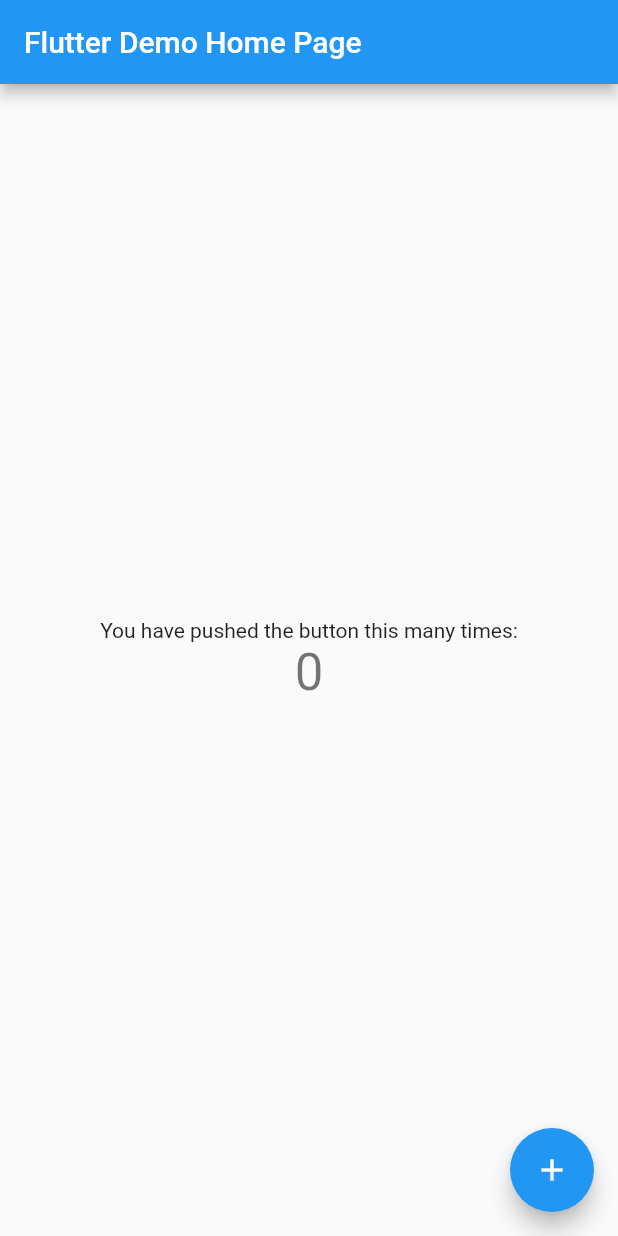
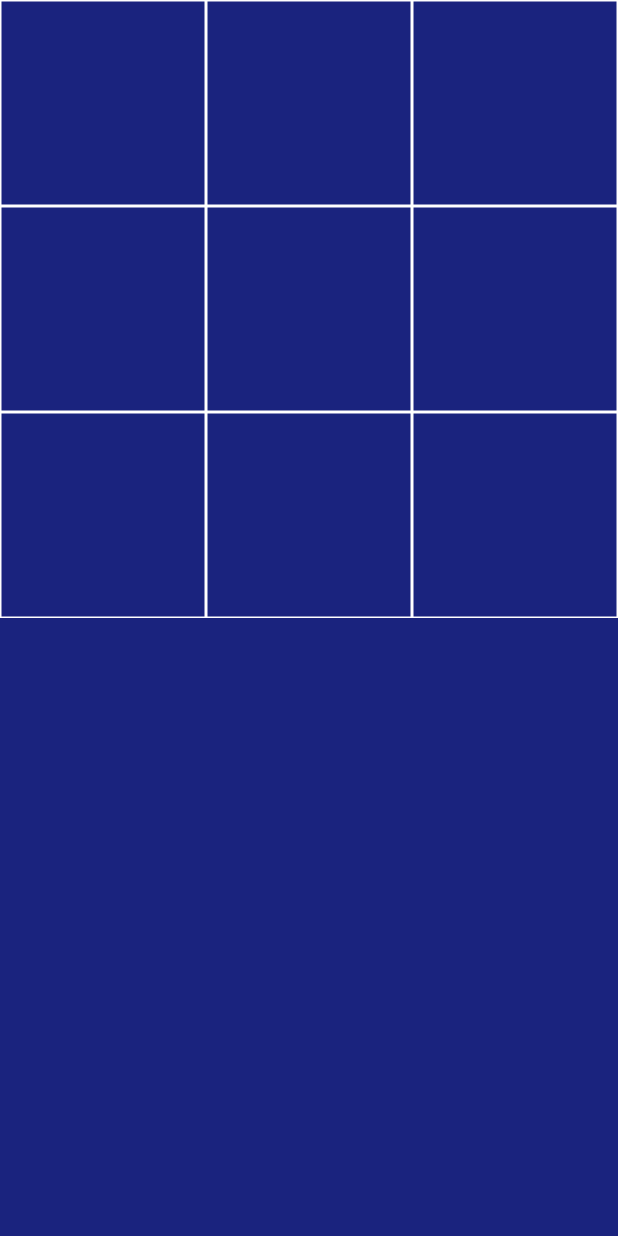
Before and after one commit to gustavsr1994/modify_tictactoe, a Flutter app: the screen it shows after launch, on a phone screen of 412 x 824 dp. Run offline on Flutter 3.47's test engine with Material 2 defaults, Android fonts, the phone set to English and light mode, and no system bars.

Commit message:
final result

```diff
--- a/modify_tictactoe/lib/main.dart
+++ b/modify_tictactoe/lib/main.dart
@@ -1,4 +1,5 @@
 import 'package:flutter/material.dart';
+import 'package:modify_tictactoe/pages/main_page.dart';
 
 void main() {
   runApp(const MyApp());
@@ -12,104 +13,7 @@
   Widget build(BuildContext context) {
     return MaterialApp(
       title: 'Flutter Demo',
-      theme: ThemeData(
-        // This is the theme of your application.
-        //
-        // Try running your application with "flutter run". You'll see the
-        // application has a blue toolbar. Then, without quitting the app, try
-        // changing the primarySwatch below to Colors.green and then invoke
-        // "hot reload" (press "r" in the console where you ran "flutter run",
-        // or simply save your changes to "hot reload" in a Flutter IDE).
-        // Notice that the counter didn't reset back to zero; the application
-        // is not restarted.
-        primarySwatch: Colors.blue,
-      ),
-      home: const MyHomePage(title: 'Flutter Demo Home Page'),
+      home: MainPage(),
     );
   }
 }
-
-class MyHomePage extends StatefulWidget {
-  const MyHomePage({Key? key, required this.title}) : super(key: key);
-
-  // This widget is the home page of your application. It is stateful, meaning
-  // that it has a State object (defined below) that contains fields that affect
-  // how it looks.
-
-  // This class is the configuration for the state. It holds the values (in this
-  // case the title) provided by the parent (in this case the App widget) and
-  // used by the build method of the State. Fields in a Widget subclass are
-  // always marked "final".
-
-  final String title;
-
-  @override
-  State<MyHomePage> createState() => _MyHomePageState();
-}
-
-class _MyHomePageState extends State<MyHomePage> {
-  int _counter = 0;
-
-  void _incrementCounter() {
-    setState(() {
-      // This call to setState tells the Flutter framework that something has
-      // changed in this State, which causes it to rerun the build method below
-      // so that the display can reflect the updated values. If we changed
-      // _counter without calling setState(), then the build method would not be
-      // called again, and so nothing would appear to happen.
-      _counter++;
-    });
-  }
-
-  @override
-  Widget build(BuildContext context) {
-    // This method is rerun every time setState is called, for instance as done
-    // by the _incrementCounter method above.
-    //
-    // The Flutter framework has been optimized to make rerunning build methods
-    // fast, so that you can just rebuild anything that needs updating rather
-    // than having to individually change instances of widgets.
-    return Scaffold(
-      appBar: AppBar(
-        // Here we take the value from the MyHomePage object that was created by
-        // the App.build method, and use it to set our appbar title.
-        title: Text(widget.title),
-      ),
-      body: Center(
-        // Center is a layout widget. It takes a single child and positions it
-        // in the middle of the parent.
-        child: Column(
-          // Column is also a layout widget. It takes a list of children and
-          // arranges them vertically. By default, it sizes itself to fit its
-          // children horizontally, and tries to be as tall as its parent.
-          //
-          // Invoke "debug painting" (press "p" in the console, choose the
-          // "Toggle Debug Paint" action from the Flutter Inspector in Android
-          // Studio, or the "Toggle Debug Paint" command in Visual Studio Code)
-          // to see the wireframe for each widget.
-          //
-          // Column has various properties to control how it sizes itself and
-          // how it positions its children. Here we use mainAxisAlignment to
-          // center the children vertically; the main axis here is the vertical
-          // axis because Columns are vertical (the cross axis would be
-          // horizontal).
-          mainAxisAlignment: MainAxisAlignment.center,
-          children: <Widget>[
-            const Text(
-              'You have pushed the button this many times:',
-            ),
-            Text(
-              '$_counter',
-              style: Theme.of(context).textTheme.headline4,
-            ),
-          ],
-        ),
-      ),
-      floatingActionButton: FloatingActionButton(
-        onPressed: _incrementCounter,
-        tooltip: 'Increment',
-        child: const Icon(Icons.add),
-      ), // This trailing comma makes auto-formatting nicer for build methods.
-    );
-  }
-}
--- /dev/null
+++ b/modify_tictactoe/lib/pages/main_page.dart
@@ -0,0 +1,131 @@
+import 'package:flutter/material.dart';
+
+class MainPage extends StatefulWidget {
+  @override
+  _MainPageState createState() => _MainPageState();
+}
+
+class _MainPageState extends State<MainPage> {
+  // 1st player is O
+  List<String> displayStart = ['', '', '', '', '', '', '', '', ''];
+  List<String> displayElement = ['I', 'N', 'C', 'D', 'U', 'Z', 'N', 'A', 'S'];
+  List<String> wordWinner = ['U', 'N', 'N', 'I', 'S'];
+  int filledBoxes = 0;
+
+  @override
+  Widget build(BuildContext context) {
+    return Scaffold(
+      backgroundColor: Colors.indigo[900],
+      body: GridView.builder(
+          itemCount: 9,
+          gridDelegate:
+              SliverGridDelegateWithFixedCrossAxisCount(crossAxisCount: 3),
+          itemBuilder: (BuildContext context, int index) {
+            return GestureDetector(
+              onTap: () {
+                _tapped(index);
+              },
+              child: Container(
+                decoration:
+                    BoxDecoration(border: Border.all(color: Colors.white)),
+                child: Center(
+                  child: Text(
+                    displayStart[index],
+                    style: TextStyle(color: Colors.white, fontSize: 35),
+                  ),
+                ),
+              ),
+            );
+          }),
+    );
+  }
+
+  void _tapped(int index) {
+    setState(() {
+      displayStart[index] = displayElement[index];
+    });
+    for (var item in displayStart) {
+      print("Item : $item");
+      for (var index = 0; index < wordWinner.length; index++) {
+        if (item == wordWinner[index]) {
+          filledBoxes++;
+          wordWinner[index] = '-';
+        }
+      }
+    }
+    print("Count $filledBoxes");
+    if (filledBoxes == 5) {
+      _showWinDialog();
+    }
+  }
+
+  // void _checkWinner() {
+  //   // Checking rows
+  //   if (displayElement[0] == displayElement[1] &&
+  //       displayElement[0] == displayElement[2] &&
+  //       displayElement[0] != '') {
+  //     _showWinDialog(displayElement[0]);
+  //   }
+  //   if (displayElement[3] == displayElement[4] &&
+  //       displayElement[3] == displayElement[5] &&
+  //       displayElement[3] != '') {
+  //     _showWinDialog(displayElement[3]);
+  //   }
+  //   if (displayElement[6] == displayElement[7] &&
+  //       displayElement[6] == displayElement[8] &&
+  //       displayElement[6] != '') {
+  //     _showWinDialog(displayElement[6]);
+  //   }
+
+  //   // Checking Column
+  //   if (displayElement[0] == displayElement[3] &&
+  //       displayElement[0] == displayElement[6] &&
+  //       displayElement[0] != '') {
+  //     _showWinDialog(displayElement[0]);
+  //   }
+  //   if (displayElement[1] == displayElement[4] &&
+  //       displayElement[1] == displayElement[7] &&
+  //       displayElement[1] != '') {
+  //     _showWinDialog(displayElement[1]);
+  //   }
+  //   if (displayElement[2] == displayElement[5] &&
+  //       displayElement[2] == displayElement[8] &&
+  //       displayElement[2] != '') {
+  //     _showWinDialog(displayElement[2]);
+  //   }
+
+  //   // Checking Diagonal
+  //   if (displayElement[0] == displayElement[4] &&
+  //       displayElement[0] == displayElement[8] &&
+  //       displayElement[0] != '') {
+  //     _showWinDialog(displayElement[0]);
+  //   }
+  //   if (displayElement[2] == displayElement[4] &&
+  //       displayElement[2] == displayElement[6] &&
+  //       displayElement[2] != '') {
+  //     _showWinDialog(displayElement[2]);
+  //   } else if (filledBoxes == 9) {
+  //     _showDrawDialog();
+  //   }
+  // }
+
+  void _showWinDialog() {
+    showDialog(
+        barrierDismissible: false,
+        context: context,
+        builder: (BuildContext context) {
+          return AlertDialog(
+            title: const Text("Congratulation :) You are a Winner!!!"),
+            actions: [
+              TextButton(
+                child: const Text("Play Again"),
+                onPressed: () {
+                  // _clearBoard();
+                  Navigator.of(context).pop();
+                },
+              )
+            ],
+          );
+        });
+  }
+}
```
Also changed, not shown: modify_tictactoe/pubspec.yaml (+4 -12 lines), 1 other file.
